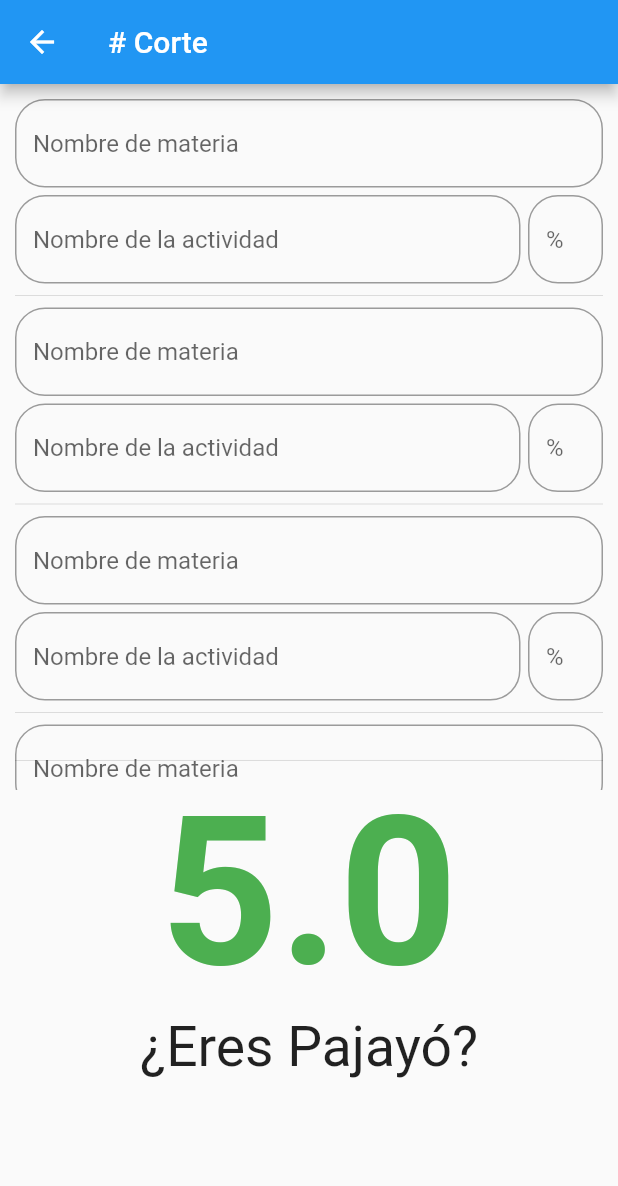
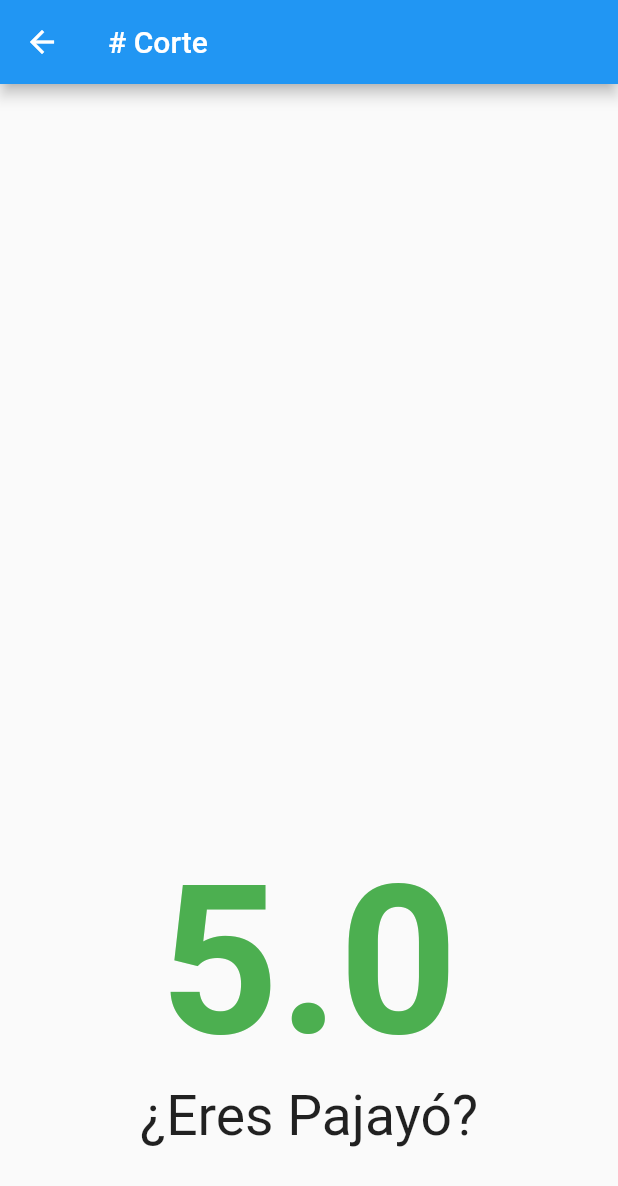
Before and after one commit to HectorPalacio/MiPromedio, a Flutter app: the DetalleCorte screen opened directly, on a phone screen of 412 x 824 dp. Shown: the top 1186 px of the screen. Run offline on Flutter 3.47's test engine with Material 2 defaults, Android fonts, the phone set to English and light mode, and no system bars; our stand-ins replace font_awesome_flutter.

Commit message:
Arreglo de vistas

```diff
--- a/lib/src/pages/detalles_corte.dart
+++ b/lib/src/pages/detalles_corte.dart
@@ -27,16 +27,17 @@ class _DetalleCorteState extends State<DetalleCorte> {
       padding: EdgeInsets.all(10),
       child: Stack(
         children: [
+          ListView(
+            children: [
               Align(
                 alignment: Alignment.bottomCenter,
-            child: ListView(
+                child: Column(
                   children: [
-                Column(
-                  children: [
+                    //Container(margin: EdgeInsets.only(top: _sizeHeight * 0.63)),
                     Container(
-                        margin: EdgeInsets.only(top: _diagonalSize * 0.47)),
-                    Divider(),
-                    Container(
+                      // margin: EdgeInsets.only(top: _sizeHeight * 0.54),
+                      margin: EdgeInsets.only(top: _sizeHeight * 0.6),
+                      // color: Colors.red,
                       width: _sizeWidth,
                       height: _sizeHeight * 0.3,
                       child: Column(
@@ -58,44 +59,28 @@ class _DetalleCorteState extends State<DetalleCorte> {
                     ),
                   ],
                 ),
+              ),
             ],
           ),
-          ),
-          ListView(
-            physics: BouncingScrollPhysics(),
-            children: [
           Container(
-                height: _diagonalSize * 0.5,
+            // color: Colors.blue,
+            height: _sizeHeight * 0.55,
             child: ListView.builder(
               physics: BouncingScrollPhysics(),
-                  itemCount: 20,
+              itemCount: 0,
               itemBuilder: (context, index) {
                 return Column(
                   children: [
-                        TextField(
+                    Row(
+                      children: [
+                        Expanded(
+                          child: TextField(
                             // controller: controllerNombreText,
                             //autofocus: true,
                             textCapitalization: TextCapitalization.sentences,
                             decoration: InputDecoration(
                               border: OutlineInputBorder(
                                   borderRadius: BorderRadius.circular(20.0)),
-                            hintText: 'Nombre de materia',
-                            // labelText: 'Nombre de materia',
-                          ),
-                        ),
-                        SizedBox(height: 5),
-                        Row(
-                          children: [
-                            Expanded(
-                              child: TextField(
-                                // controller: controllerNombreText,
-                                //autofocus: true,
-                                textCapitalization:
-                                    TextCapitalization.sentences,
-                                decoration: InputDecoration(
-                                  border: OutlineInputBorder(
-                                      borderRadius:
-                                          BorderRadius.circular(20.0)),
                               hintText: 'Nombre de la actividad',
                               // labelText: 'Nombre de materia',
                             ),
@@ -107,12 +92,10 @@ class _DetalleCorteState extends State<DetalleCorte> {
                           child: TextField(
                             // controller: controllerNombreText,
                             //autofocus: true,
-                                textCapitalization:
-                                    TextCapitalization.sentences,
+                            keyboardType: TextInputType.number,
                             decoration: InputDecoration(
                               border: OutlineInputBorder(
-                                      borderRadius:
-                                          BorderRadius.circular(20.0)),
+                                  borderRadius: BorderRadius.circular(20.0)),
                               hintText: '%',
                               // labelText: 'Nombre de materia',
                             ),
@@ -128,8 +111,6 @@ class _DetalleCorteState extends State<DetalleCorte> {
           ),
         ],
       ),
-        ],
-      ),
     );
   }
 }
--- a/lib/src/pages/detalles_materia.dart
+++ b/lib/src/pages/detalles_materia.dart
@@ -9,7 +9,7 @@ class DetallesMateria extends StatelessWidget {
   Widget build(BuildContext context) {
     return Scaffold(
       appBar: AppBar(
-        title: Text('Detalles de materia'),
+        title: Text('Inteligencia Artificial'),
       ),
       body: _construirBody(context),
     );
@@ -22,27 +22,11 @@ class DetallesMateria extends StatelessWidget {
         children: [
           Column(
             children: <Widget>[
-              _crearInputNombre(context),
+              //_crearInputNombre(context),
               _crearBotonesGordos(context),
             ],
           ),
         ],
-      ),
-    );
-  }
-
-  Widget _crearInputNombre(BuildContext context) {
-    // if (this.nombre != null) {
-    //   controllerNombreText.text = this.nombre;
-    // }
-    return TextField(
-      // controller: controllerNombreText,
-      //autofocus: true,
-      textCapitalization: TextCapitalization.sentences,
-      decoration: InputDecoration(
-        border: OutlineInputBorder(borderRadius: BorderRadius.circular(20.0)),
-        hintText: 'Nombre de materia',
-        // labelText: 'Nombre de materia',
       ),
     );
   }
--- a/lib/src/pages/lista_materias.dart
+++ b/lib/src/pages/lista_materias.dart
@@ -58,6 +58,8 @@ class ListaMaterias extends StatelessWidget {
           Container(
             width: _sizeWidth,
             height: _sizeHeight * 0.3,
+            // height: _sizeHeight * 0.5,
+            // color: Colors.red,
             child: Column(
               children: [
                 Text(
```
Lines whose indentation alone changed are shown as unchanged.
